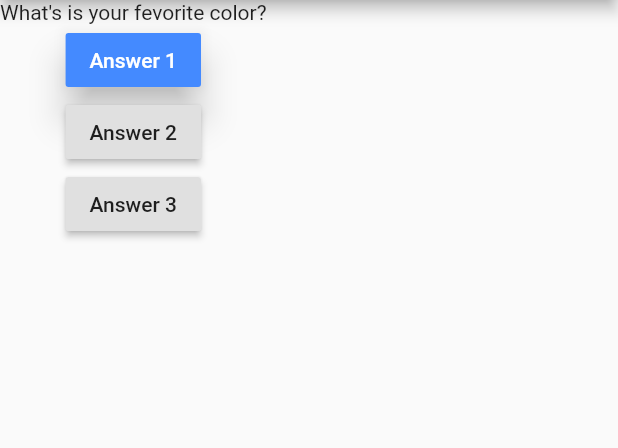
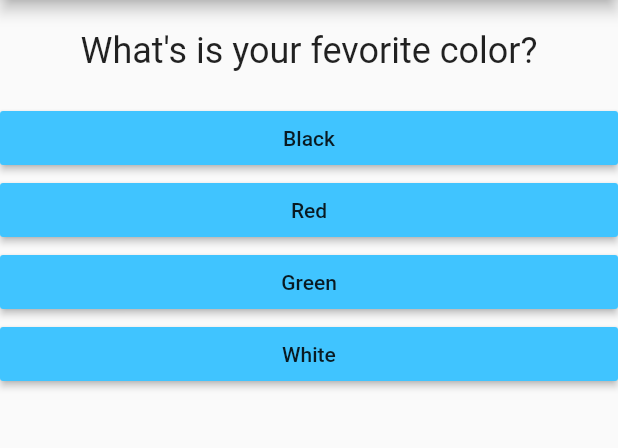
Before and after one commit to Mridul-Maurya/flutter-Simple-Quiz-App, a Flutter app: the screen it shows after launch, on a phone screen of 412 x 824 dp, the part 84-532 px from its top. Run offline on Flutter 3.47's test engine with Material 2 defaults, Android fonts, the phone set to English and light mode, and no system bars.

Commit message:
modified question and main file add 3 new file answer.dart,quiz.dart,result.dart

```diff
--- /dev/null
+++ b/lib/answer.dart
@@ -0,0 +1,18 @@
+import 'package:flutter/material.dart';
+
+class Answer extends StatelessWidget {
+  final Function selectHandler;
+  final String answerText;
+  Answer(this.selectHandler, this.answerText);
+  @override
+  Widget build(BuildContext context) {
+    return Container(
+      width: double.infinity,
+      child: RaisedButton(
+        color: Colors.lightBlueAccent,
+        child: Text(answerText),
+        onPressed: selectHandler,
+      ),
+    );
+  }
+}
--- a/lib/main.dart
+++ b/lib/main.dart
@@ -1,6 +1,7 @@
 import 'package:flutter/material.dart';
 
 import './question.dart';
+import './answer.dart';
 
 void main() {
   runApp(MyApp());
@@ -14,7 +15,25 @@ class MyApp extends StatefulWidget {
   }
 }
 
-class _MyAppState extends State<MyApp>{
+class _MyAppState extends State<MyApp> {
+  final questions = const [
+    {
+      'questionText': 'What\'s is your fevorite color?',
+      'answers': ['Black', 'Red', 'Green', 'White']
+    },
+    {
+      'questionText': 'What\'s is your fevorite Animal?',
+      'answers': ['Horese', 'Cat', 'Dog', 'Loin']
+    },
+    {
+      'questionText': 'What\'s is your fevorite bird?',
+      'answers': ['Peekock', 'Parrot', 'Sparrow', 'Kingfisher']
+    },
+    {
+      'questionText': 'What\'s is your fevorite fruit?',
+      'answers': ['Mango', 'Apple', 'Banana', 'Grapes']
+    },
+  ];
 
   var _questionIndex = 0;
 
@@ -22,40 +41,33 @@ class _MyAppState extends State<MyApp>{
     setState(() {
       _questionIndex++;
     });
-    print(_questionIndex);
+    if (_questionIndex < questions.length) {
+      print('we have more question');
+    } else {
+      print('question khatm');
+    }
   }
 
   @override
   Widget build(BuildContext contaxt) {
-    var questions = [
-      'What\'s is your fevorite color?',
-      'What\'s is your fevorite animal?',
-    ];
     return MaterialApp(
       home: Scaffold(
         appBar: AppBar(
           backgroundColor: Colors.green,
           title: Text('My Quiz App'),
         ),
-            body: Column(
+        body: _questionIndex < questions.length
+            ? Column(
                 children: [
-                Text(questions[_questionIndex]),
-                RaisedButton(
-                  elevation: 10.0,
-                  color: Colors.blueAccent,
-                  textColor: Color.alphaBlend(Colors.white, Colors.blue),
-                  child: Text('Answer 1'),
-                  onPressed: _answerQuestion,
-                ),
-                RaisedButton(
-                  child: Text('Answer 2'),
-                  onPressed: _answerQuestion,
-                ),
-                RaisedButton(
-                  child: Text('Answer 3'),
-                  onPressed: _answerQuestion,
-                ),
+                  Question(questions[_questionIndex]['questionText']),
+                  ...(questions[_questionIndex]['answers'] as List<String>)
+                      .map((answer) {
+                    return Answer(_answerQuestion, answer);
+                  }).toList()
                 ],
+              )
+            : Center(
+                child: Text('You did it'),
               ),
       ),
     );
--- a/lib/question.dart
+++ b/lib/question.dart
@@ -6,6 +6,14 @@ class Question extends StatelessWidget {
   Question(this.questionText);
   @override
   Widget build(BuildContext context) {
-    return Text(questionText);
+    return Container(
+      width: double.infinity,
+      margin: EdgeInsets.all(20.0),
+      child: Text(
+        questionText,
+        style: TextStyle(fontSize: 24),
+        textAlign: TextAlign.center,
+      ),
+    );
   }
 }
```
Also changed, not shown: lib/quiz.dart (added), lib/result.dart (added). Lines whose indentation alone changed are shown as unchanged.
